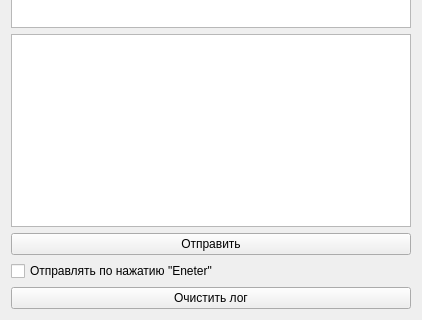
Before: the Qt Designer form Nayda/munchkindialog.ui in Mar94oK/Nayda, drawn with Qt 5; both pictures show x 0 to 422 and y 177 to 497 of the 422 by 497 pixel window.
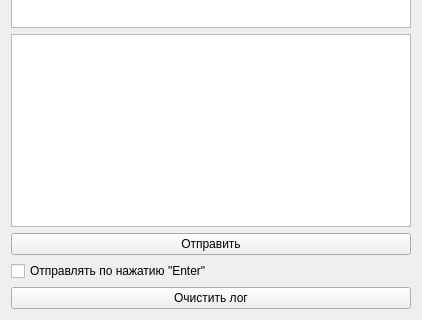
After: the same form once the commit is applied.

What changed in the file:
```diff
--- a/Nayda/munchkindialog.ui
+++ b/Nayda/munchkindialog.ui
@@ -31,7 +31,7 @@
    <item row="4" column="0">
     <widget class="QCheckBox" name="chckBox_SendOnEnterPress">
      <property name="text">
-      <string>Отправлять по нажатию &quot;Eneter&quot;</string>
+      <string>Отправлять по нажатию &quot;Enter&quot;</string>
      </property>
     </widget>
    </item>
```
